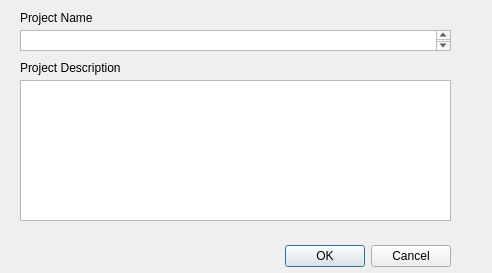
Old version of the form newProject.ui in the repository maurygrin/Software-Project-Team9.
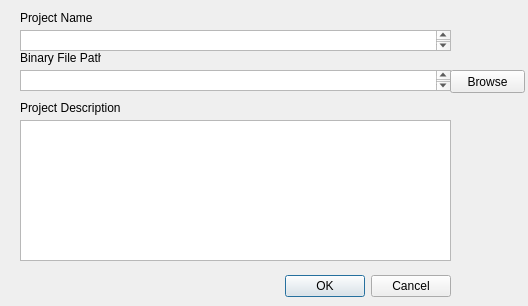
New version of the form.

Commit message: working plugin creator, modified fields for project and plugin, next: work on editor and errors

Patch:
```diff
--- a/newProject.ui
+++ b/newProject.ui
@@ -6,8 +6,8 @@
    <rect>
     <x>0</x>
     <y>0</y>
-    <width>492</width>
-    <height>273</height>
+    <width>528</width>
+    <height>306</height>
    </rect>
   </property>
   <property name="windowTitle">
@@ -17,7 +17,7 @@
    <property name="geometry">
     <rect>
      <x>110</x>
-     <y>240</y>
+     <y>270</y>
      <width>341</width>
      <height>32</height>
     </rect>
@@ -56,7 +56,7 @@
    <property name="geometry">
     <rect>
      <x>20</x>
-     <y>60</y>
+     <y>100</y>
      <width>131</width>
      <height>16</height>
     </rect>
@@ -69,12 +69,48 @@
    <property name="geometry">
     <rect>
      <x>20</x>
-     <y>80</y>
+     <y>120</y>
      <width>431</width>
      <height>141</height>
     </rect>
    </property>
   </widget>
+  <widget class="QTextEdit" name="binaryFilePathEdit">
+   <property name="geometry">
+    <rect>
+     <x>20</x>
+     <y>70</y>
+     <width>431</width>
+     <height>21</height>
+    </rect>
+   </property>
+  </widget>
+  <widget class="QLabel" name="binaryFilePathLabel">
+   <property name="geometry">
+    <rect>
+     <x>20</x>
+     <y>50</y>
+     <width>81</width>
+     <height>16</height>
+    </rect>
+   </property>
+   <property name="text">
+    <string>Binary File Path</string>
+   </property>
+  </widget>
+  <widget class="QPushButton" name="binaryFilePathBrowse">
+   <property name="geometry">
+    <rect>
+     <x>450</x>
+     <y>70</y>
+     <width>75</width>
+     <height>23</height>
+    </rect>
+   </property>
+   <property name="text">
+    <string>Browse</string>
+   </property>
+  </widget>
  </widget>
  <resources/>
  <connections>
```
The commit also changes 4 other files.
